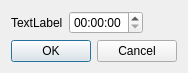
Before: the Qt Designer form plugins/power_off/gui/settings_dialog.ui in Kolcha/DigitalClock4, drawn with Qt 5.
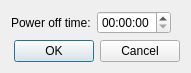
After: the same form once the commit is applied.

Diff of the .ui file:
```diff
--- a/plugins/power_off/gui/settings_dialog.ui
+++ b/plugins/power_off/gui/settings_dialog.ui
@@ -6,7 +6,7 @@
    <rect>
     <x>0</x>
     <y>0</y>
-    <width>174</width>
+    <width>191</width>
     <height>67</height>
    </rect>
   </property>
@@ -20,7 +20,7 @@
    <item row="0" column="0">
     <widget class="QLabel" name="label">
      <property name="text">
-      <string>TextLabel</string>
+      <string>Power off time:</string>
      </property>
     </widget>
    </item>
```
Left out of the diff: 2 changed lines with no effect on the pictures.
